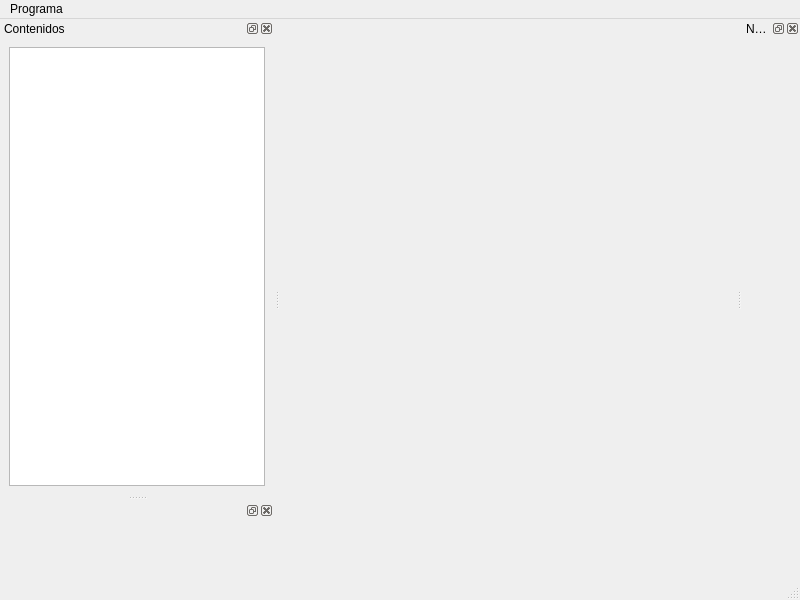
The window that ui/mainwindow2.ui (jpablo/geomdif) describes before a commit, drawn with Qt 5.
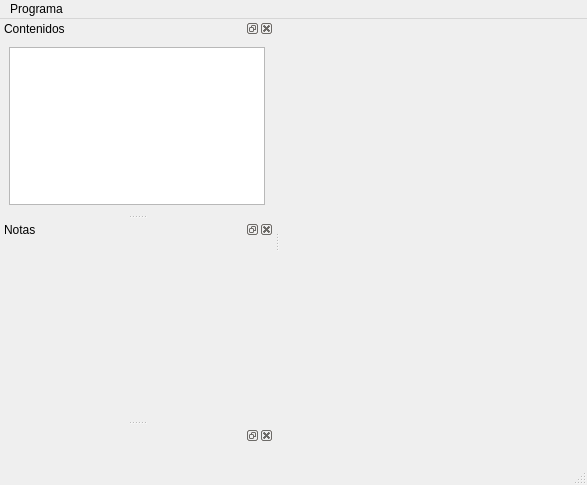
The same window after the commit.

```diff
--- a/ui/mainwindow2.ui
+++ b/ui/mainwindow2.ui
@@ -6,8 +6,8 @@
    <rect>
     <x>0</x>
     <y>0</y>
-    <width>800</width>
-    <height>600</height>
+    <width>587</width>
+    <height>485</height>
    </rect>
   </property>
   <property name="windowTitle">
@@ -16,9 +16,7 @@
   <widget class="QWidget" name="centralwidget">
    <layout class="QVBoxLayout" name="verticalLayout">
     <item>
-     <widget class="QStackedWidget" name="modulosStack">
-      <widget class="QWidget" name="page"/>
-     </widget>
+     <widget class="QStackedWidget" name="modulosStack"/>
     </item>
    </layout>
   </widget>
@@ -27,8 +25,8 @@
     <rect>
      <x>0</x>
      <y>0</y>
-     <width>800</width>
-     <height>23</height>
+     <width>587</width>
+     <height>19</height>
     </rect>
    </property>
    <widget class="QMenu" name="menuPrograma">
@@ -56,18 +54,22 @@
    </widget>
   </widget>
   <widget class="QDockWidget" name="Notas">
+   <property name="minimumSize">
+    <size>
+     <width>77</width>
+     <height>200</height>
+    </size>
+   </property>
    <property name="windowTitle">
     <string>Notas</string>
    </property>
    <attribute name="dockWidgetArea">
-    <number>2</number>
+    <number>1</number>
    </attribute>
    <widget class="QWidget" name="dockWidgetContents_2">
     <layout class="QVBoxLayout" name="verticalLayout_4">
      <item>
-      <widget class="QStackedWidget" name="notasStack">
-       <widget class="QWidget" name="page_2"/>
-      </widget>
+      <widget class="QStackedWidget" name="notasStack"/>
      </item>
     </layout>
    </widget>
@@ -80,7 +82,9 @@
     <layout class="QVBoxLayout" name="verticalLayout_3">
      <item>
       <widget class="QStackedWidget" name="controlesStack">
-       <widget class="QWidget" name="stackedWidgetPage2" native="true"/>
+       <property name="currentIndex">
+        <number>-1</number>
+       </property>
       </widget>
      </item>
     </layout>
```
Left out of the diff: 1 changed line with no effect on the pictures.
